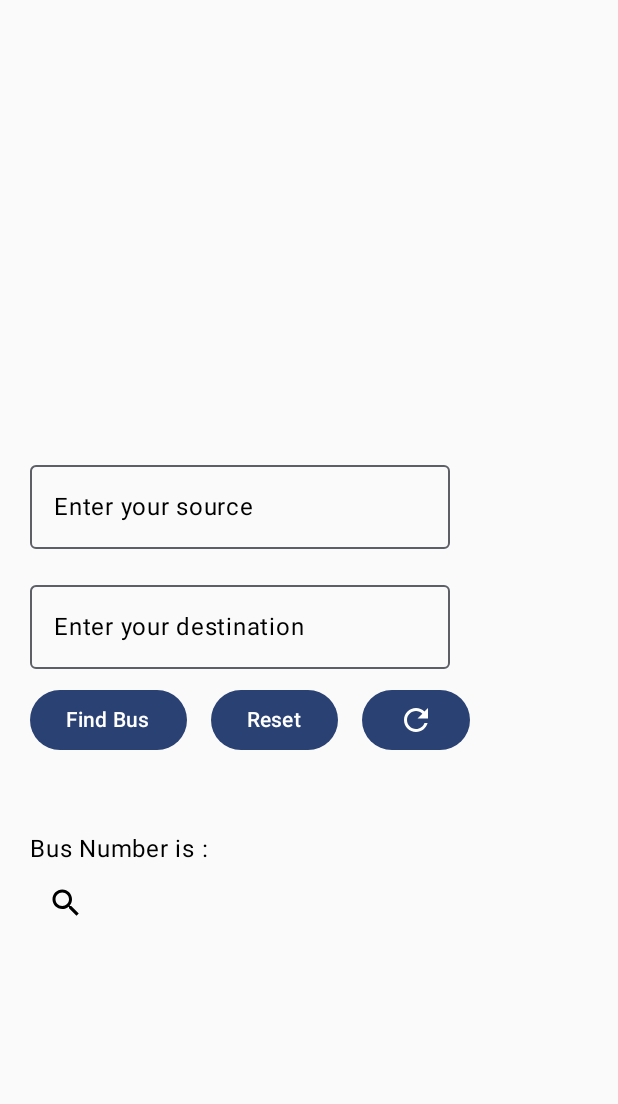
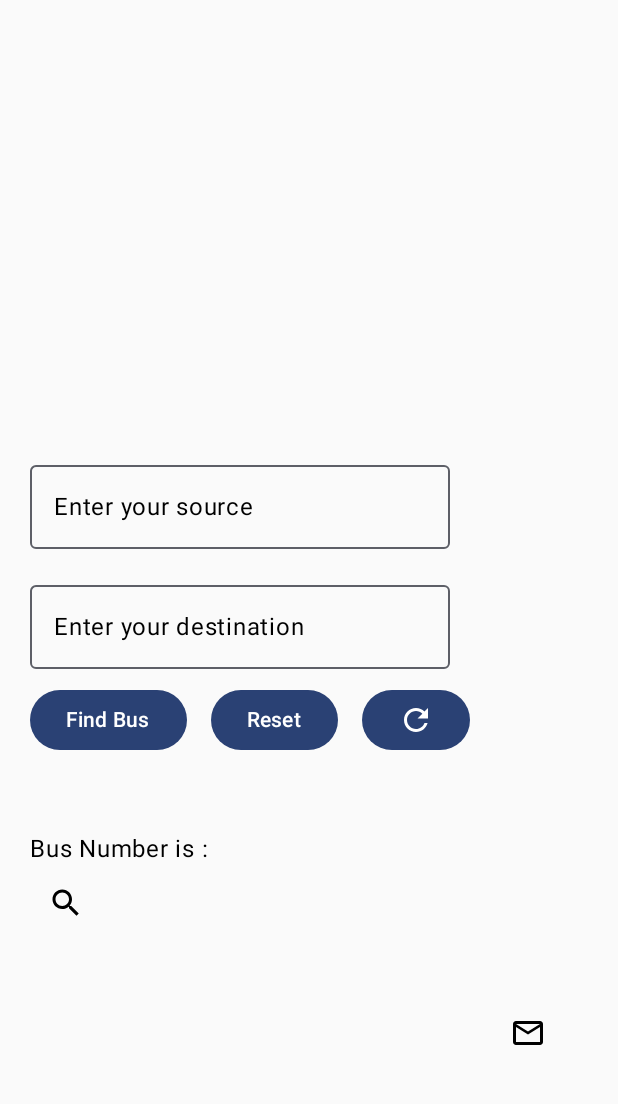
Before and after one commit to bhaskarkatara/cityBusFinder, an Android app built with Jetpack Compose: the screen it shows after launch (MainActivity), after a tap on "GetStarted...", on a phone screen of 412 x 824 dp, the part 113-1217 px from its top. Run offline under Robolectric (Android 15) with nearby library versions, the phone set to English and light mode, and no system bars; our stand-ins replace Room's generated code; libraries missing offline, so code that uses them is left out: com.google.maps.android; 1 statement that could not run was skipped.

Commit message:
Add:Feedback-forum imp: Firebase for receiving

```diff
--- a/app/build.gradle.kts
+++ b/app/build.gradle.kts
@@ -2,6 +2,7 @@ plugins {
     alias(libs.plugins.android.application)
     alias(libs.plugins.jetbrains.kotlin.android)
     id("kotlin-kapt")
+    alias(libs.plugins.google.gms.google.services)
 }
 
 android {
@@ -52,6 +53,7 @@ android {
 
 dependencies {
 
+    implementation(libs.firebase.database)
     val nav_version = "2.7.5"
     val compose_version = "1.6.0-alpha06"
     val room = "2.6.0"
--- a/app/src/main/AndroidManifest.xml
+++ b/app/src/main/AndroidManifest.xml
@@ -4,6 +4,10 @@
     <uses-permission android:name="android.permission.ACCESS_FINE_LOCATION"/>
     <uses-permission android:name="android.permission.ACCESS_COARSE_LOCATION"/>
     <uses-permission android:name="android.permission.INTERNET"/>
+    <uses-permission android:name="android.permission.READ_EXTERNAL_STORAGE"
+        android:maxSdkVersion="32" />
+
+
     <application
 
         android:name=".CityBusFinderApplication"
@@ -19,7 +23,7 @@
 
         <meta-data
             android:name="com.google.android.geo.API_KEY"
-            android:value="-----------"
+            android:value="----"
             />
 
 
--- a/app/src/main/java/com/example/citybusfinder/MainActivity.kt
+++ b/app/src/main/java/com/example/citybusfinder/MainActivity.kt
@@ -1,5 +1,6 @@
 package com.example.citybusfinder
 
+import FeedbackScreen
 import android.app.Activity
 import android.content.ContentValues.TAG
 import android.os.Bundle
@@ -80,6 +81,9 @@ fun MyApp() {
           composable(Screen.HistoryScreen.route){
               HistoryScreen(viewModel = InputsViewModel(),navController)
           }
+            composable(Screen.FeedbackScreen.route){
+                FeedbackScreen(navController)
+            }
         }
         BackHandler {
             showDialog.value = true
--- a/app/src/main/java/com/example/citybusfinder/Screen.kt
+++ b/app/src/main/java/com/example/citybusfinder/Screen.kt
@@ -5,4 +5,5 @@ package com.example.citybusfinder
       data object PermissionScreen : Screen("permission_screen")
        data object Finder:Screen("finder")
        data object HistoryScreen:Screen("history")
+     data object FeedbackScreen :Screen("feedback-screen")
  }
--- a/app/src/main/java/com/example/citybusfinder/ScreenThird.kt
+++ b/app/src/main/java/com/example/citybusfinder/ScreenThird.kt
@@ -20,6 +20,8 @@ import androidx.compose.foundation.layout.width
 import androidx.compose.foundation.lazy.LazyColumn
 import androidx.compose.foundation.lazy.items
 import androidx.compose.material.icons.Icons
+import androidx.compose.material.icons.filled.Face
+import androidx.compose.material.icons.filled.MailOutline
 import androidx.compose.material.icons.filled.Refresh
 import androidx.compose.material.icons.filled.Search
 import androidx.compose.material3.Button
@@ -50,6 +52,7 @@ import com.google.android.gms.maps.GoogleMap
 import com.google.android.gms.maps.model.LatLng
 import com.google.android.gms.maps.model.MarkerOptions
 import com.google.android.gms.maps.model.Polyline
+import org.intellij.lang.annotations.JdkConstants.HorizontalAlignment
 
     @OptIn(ExperimentalPermissionsApi::class)
 @Composable
@@ -337,8 +340,12 @@ LaunchedEffect(Unit) {
             Toast.makeText(context, "fixit", Toast.LENGTH_SHORT).show()
             navController.navigate("history")
         }
+        ClickForFeedback{
+           navController.navigate("feedback-screen")
+        }
     }
 }
+
     @Composable
 fun ClickForHistory(onClick: () -> Unit) {
     IconButton(
@@ -352,8 +359,24 @@ fun ClickForHistory(onClick: () -> Unit) {
     )
 }
 
+    @Composable
+//    @Composable
+    fun ClickForFeedback(onClick: () -> Unit) {
+        Box(modifier = Modifier.fillMaxSize()) {
+            IconButton(
+                onClick = onClick,
+                modifier = Modifier
+                    .align(Alignment.BottomEnd)
+                    .padding(16.dp)
+            ) {
+                Icon(imageVector = Icons.Default.MailOutline, contentDescription = "Feedback Form")
+            }
+        }
+    }
 
-fun searchBuses(buses: List<BusInformation>, source: String, destination: String): List<BusInformation> {
+
+
+    fun searchBuses(buses: List<BusInformation>, source: String, destination: String): List<BusInformation> {
     return buses.filter { bus ->
         val sourceIndex = bus.via.indexOf(source)
         val destinationIndex = bus.via.indexOf(destination)
--- a/build.gradle.kts
+++ b/build.gradle.kts
@@ -2,4 +2,5 @@
 plugins {
     alias(libs.plugins.android.application) apply false
     alias(libs.plugins.jetbrains.kotlin.android) apply false
+    alias(libs.plugins.google.gms.google.services) apply false
 }
--- a/gradle/libs.versions.toml
+++ b/gradle/libs.versions.toml
@@ -46,6 +46,8 @@ roomCommon = "2.6.1"
 appcompat = "1.7.0"
 uiToolingPreviewVersion = "1.6.0-alpha06"
 uiVersion = "1.6.0-alpha06"
+googleGmsGoogleServices = "4.4.2"
+firebaseDatabase = "21.0.0"
 
 [libraries]
 accompanist-lifecycle-aware = { module = "com.google.accompanist:accompanist-lifecycle-aware", version.ref = "accompanistPermissions" }
@@ -107,7 +109,9 @@ ui = { module = "androidx.compose.ui:ui", version.ref = "ui" }
 ui-tooling-preview = { module = "androidx.compose.ui:ui-tooling-preview", version.ref = "uiToolingPreview" }
 androidx-room-common = { group = "androidx.room", name = "room-common", version.ref = "roomCommon" }
 androidx-appcompat = { group = "androidx.appcompat", name = "appcompat", version.ref = "appcompat" }
+firebase-database = { group = "com.google.firebase", name = "firebase-database", version.ref = "firebaseDatabase" }
 
 [plugins]
 android-application = { id = "com.android.application", version.ref = "agp" }
 jetbrains-kotlin-android = { id = "org.jetbrains.kotlin.android", version.ref = "kotlin" }
+google-gms-google-services = { id = "com.google.gms.google-services", version.ref = "googleGmsGoogleServices" }
```
Also changed, not shown: app/src/main/java/com/example/citybusfinder/FeedbackScreen.kt (added, +95 -0 lines).
